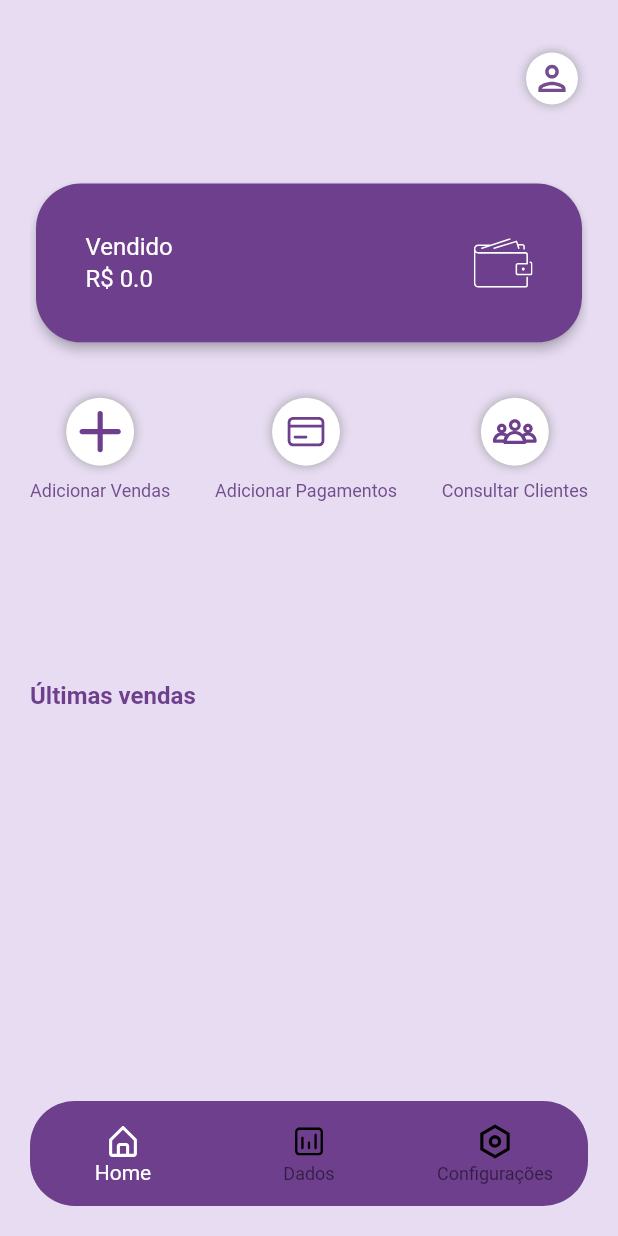
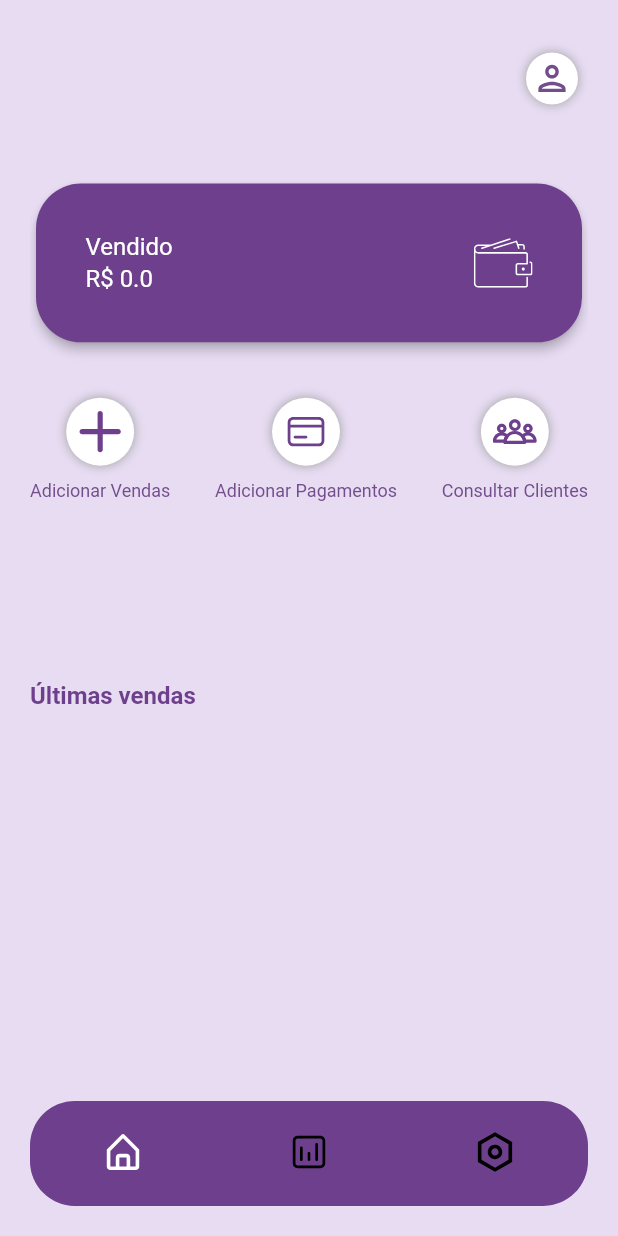
Before and after one commit to yurilima7/Sales-Manager, a Flutter app: the PercorreTelas screen opened by its route, on a phone screen of 412 x 824 dp. Run offline on Flutter 3.47's test engine with Material 2 defaults, Android fonts, the phone set to English and light mode, and no system bars; our stand-ins replace cloud_firestore, firebase_auth, firebase_core, flutter_svg; accounts and stored records are empty.

```diff
--- a/sales_manager/lib/main.dart
+++ b/sales_manager/lib/main.dart
@@ -9,6 +9,7 @@ import 'package:sales_manager/screens/dados.dart';
 import 'package:sales_manager/screens/editar_cliente.dart';
 import 'package:sales_manager/screens/editar_compra.dart';
 import 'package:sales_manager/screens/editar_perfil.dart';
+import 'package:sales_manager/screens/estado_usuario.dart';
 import 'package:sales_manager/screens/ficha_cliente.dart';
 import 'package:sales_manager/screens/login.dart';
 import 'package:sales_manager/screens/opcao_venda.dart';
@@ -47,8 +48,9 @@ class SalesManager extends StatelessWidget {
         ),
         scaffoldBackgroundColor: const Color(0xFFE7DCF2),
       ),
-      initialRoute: '/login',
+      initialRoute: '/estadoDoUsuario',
       routes: {
+        '/estadoDoUsuario':(context) => const EstadoUsuario(),
         '/login': (context) => const Login(),
         '/criarConta': (context) => const CriarConta(),
         '/telas':(context) => const PercorreTelas(),
--- a/sales_manager/lib/screens/tap_bar_telas.dart
+++ b/sales_manager/lib/screens/tap_bar_telas.dart
@@ -71,6 +71,8 @@ class _PercorreTelasState extends State<PercorreTelas> {
                 currentIndex: _telaAtual,
                 backgroundColor: const Color(0xFF6D3F8C),
                 fixedColor: Colors.white,
+                showSelectedLabels: false,
+                showUnselectedLabels: false,
                 onTap: _clique,
 
                 items: [
@@ -78,7 +80,7 @@ class _PercorreTelasState extends State<PercorreTelas> {
                   BottomNavigationBarItem(
                     icon: SvgPicture.asset(
                         'assets/icons/home.svg',
-                        height: MediaQuery.of(context).size.height * 0.03,
+                        height: MediaQuery.of(context).size.height * 0.035,
                         allowDrawingOutsideViewBox: true,
                         color: _cores[0],
                       ),
@@ -89,7 +91,7 @@ class _PercorreTelasState extends State<PercorreTelas> {
                   BottomNavigationBarItem(
                     icon: SvgPicture.asset(
                         'assets/icons/dados.svg',
-                        height: MediaQuery.of(context).size.height * 0.03,
+                        height: MediaQuery.of(context).size.height * 0.035,
                         allowDrawingOutsideViewBox: true,
                         color: _cores[1],
                       ),
@@ -100,7 +102,7 @@ class _PercorreTelasState extends State<PercorreTelas> {
                   BottomNavigationBarItem(
                     icon: SvgPicture.asset(
                         'assets/icons/configurações.svg',
-                        height: MediaQuery.of(context).size.height * 0.03,
+                        height: MediaQuery.of(context).size.height * 0.035,
                         allowDrawingOutsideViewBox: true,
                         color: _cores[2],
                       ),
```
Also changed, not shown: sales_manager/lib/screens/configuracao.dart (+35 -2 lines), sales_manager/lib/screens/criar_conta.dart (+7 -5 lines), sales_manager/lib/screens/estado_usuario.dart (added, +36 -0 lines), sales_manager/lib/screens/login.dart (+7 -5 lines), sales_manager/lib/screens/dados.dart (indentation only), sales_manager/lib/screens/principal.dart (indentation only).
